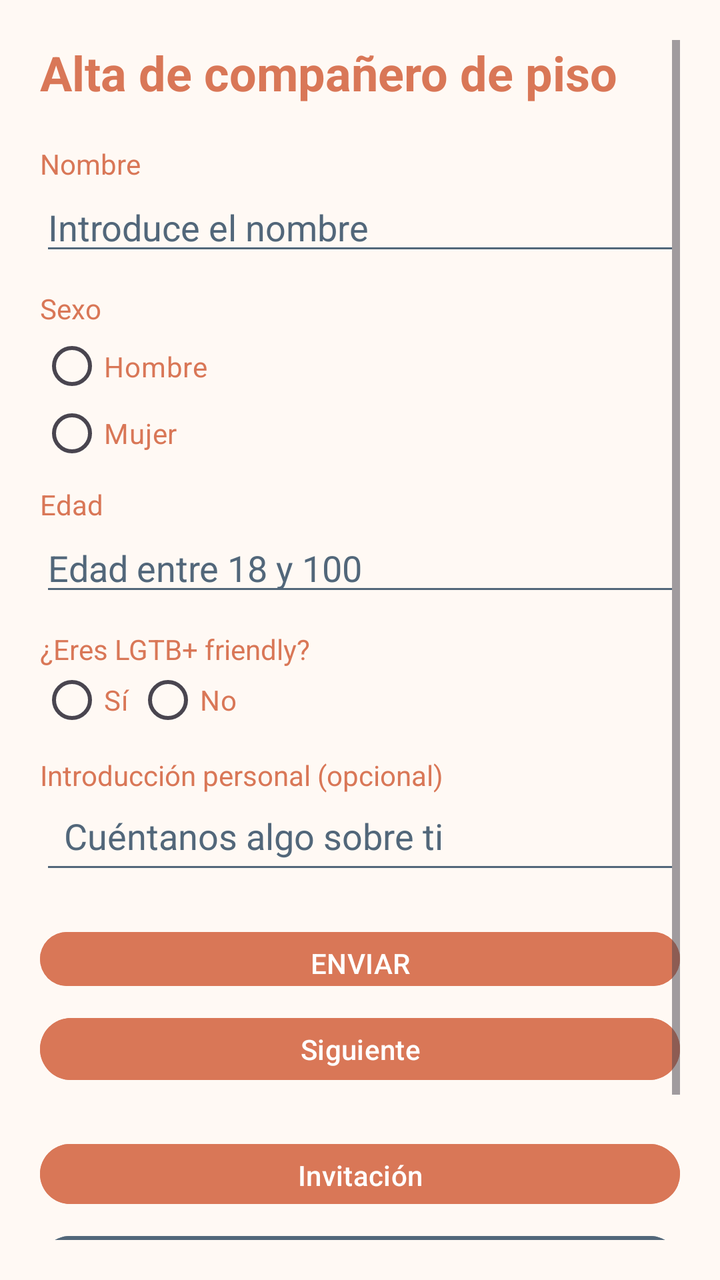
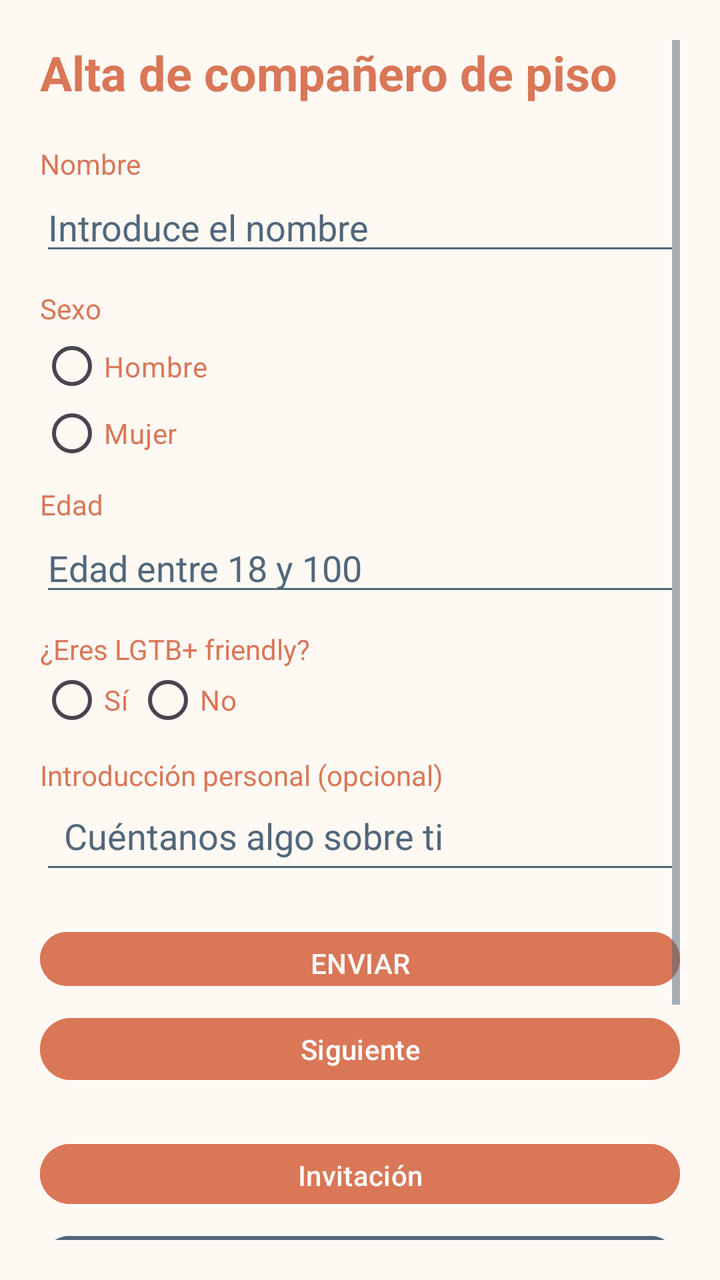

The first picture is an Android layout as it rendered before a commit; the second is the same layout after the commit. The layout source and the unified diff follow.
<!-- AndroidManifest.xml: application theme Theme.RoomMate -->
<!-- res/layout/activity_main.xml -->
<?xml version="1.0" encoding="utf-8"?>
<androidx.constraintlayout.widget.ConstraintLayout
    xmlns:android="http://schemas.android.com/apk/res/android"
    xmlns:app="http://schemas.android.com/apk/res-auto"
    xmlns:tools="http://schemas.android.com/tools"
    android:id="@+id/main"
    android:layout_width="match_parent"
    android:layout_height="match_parent"
    android:background="@color/background"
    tools:context=".MainActivity">

    <ScrollView
        android:layout_width="0dp"
        android:layout_height="0dp"
        android:fillViewport="true"
        android:padding="20dp"
        app:layout_constraintBottom_toBottomOf="parent"
        app:layout_constraintEnd_toEndOf="parent"
        app:layout_constraintHorizontal_bias="0.0"
        app:layout_constraintStart_toStartOf="parent"
        app:layout_constraintTop_toTopOf="parent"
        app:layout_constraintVertical_bias="0.0">

        <LinearLayout
            android:layout_width="match_parent"
            android:layout_height="wrap_content"
            android:orientation="vertical">

            <TextView
                android:layout_width="match_parent"
                android:layout_height="wrap_content"
                android:layout_marginBottom="20dp"
                android:text="Alta de compañero de piso"
                android:textColor="@color/primary"
                android:textSize="24sp"
                android:textStyle="bold" />

            <TextView
                android:layout_width="match_parent"
                android:layout_height="wrap_content"
                android:text="Nombre"
                android:textColor="@color/primary" />

            <EditText
                android:id="@+id/etNombre"
                android:layout_width="match_parent"
                android:layout_height="wrap_content"
                android:autofillHints="name"
                android:backgroundTint="@color/secondary"
                android:hint="Introduce el nombre"
                android:inputType="textPersonName"
                android:textColor="@color/primary"
                android:textColorHint="@color/secondary" />

            <TextView
                android:layout_width="match_parent"
                android:layout_height="wrap_content"
                android:layout_marginTop="12dp"
                android:text="Sexo"
                android:textColor="@color/primary" />

            <RadioGroup
                android:id="@+id/rgSexo"
                android:layout_width="match_parent"
                android:layout_height="67dp"
                android:orientation="vertical">

                <RadioButton
                    android:id="@+id/rbHombre"
                    android:layout_width="wrap_content"
                    android:layout_height="39dp"
                    android:buttonTint="@color/primary"
                    android:text="Hombre"
                    android:textColor="@color/primary" />

                <RadioButton
                    android:id="@+id/rbMujer"
                    android:layout_width="wrap_content"
                    android:layout_height="wrap_content"
                    android:buttonTint="@color/primary"
                    android:text="Mujer"
                    android:textColor="@color/primary" />


            </RadioGroup>

            <TextView
                android:layout_width="match_parent"
                android:layout_height="wrap_content"
                android:layout_marginTop="12dp"
                android:text="Edad"
                android:textColor="@color/primary" />

            <EditText
                android:id="@+id/etEdad"
                android:layout_width="match_parent"
                android:layout_height="wrap_content"
                android:backgroundTint="@color/secondary"
                android:hint="Edad entre 18 y 100"
                android:inputType="number"
                android:maxLength="3"
                android:textColor="@color/primary"
                android:textColorHint="@color/secondary" />

            <TextView
                android:layout_width="match_parent"
                android:layout_height="wrap_content"
                android:layout_marginTop="12dp"
                android:text="¿Eres LGTB+ friendly?"
                android:textColor="@color/primary" />

            <RadioGroup
                android:id="@+id/rgLgtbFriendly"
                android:layout_width="match_parent"
                android:layout_height="32dp"
                android:orientation="horizontal">

                <RadioButton
                    android:id="@+id/rbLgtbSi"
                    android:layout_width="wrap_content"
                    android:layout_height="wrap_content"
                    android:buttonTint="@color/primary"
                    android:text="Sí"
                    android:textColor="@color/primary" />

                <RadioButton
                    android:id="@+id/rbLgtbNo"
                    android:layout_width="wrap_content"
                    android:layout_height="wrap_content"
                    android:buttonTint="@color/primary"
                    android:text="No"
                    android:textColor="@color/primary" />
            </RadioGroup>

            <TextView
                android:layout_width="match_parent"
                android:layout_height="wrap_content"
                android:layout_marginTop="12dp"
                android:text="Introducción personal (opcional)"
                android:textColor="@color/primary" />

            <EditText
                android:id="@+id/etIntroduccion"
                android:layout_width="match_parent"
                android:layout_height="45dp"
                android:backgroundTint="@color/secondary"
                android:gravity="top|start"
                android:hint="Cuéntanos algo sobre ti"
                android:inputType="textCapSentences|textMultiLine"
                android:maxLines="5"
                android:minLines="3"
                android:padding="12dp"
                android:textColor="@color/primary"
                android:textColorHint="@color/secondary" />

            <Button
                android:id="@+id/btnCheck"
                android:layout_width="match_parent"
                android:layout_height="35dp"
                android:layout_marginTop="20dp"
                android:backgroundTint="@color/primary"
                android:text="ENVIAR"
                android:textColor="@color/surface" />

            <Button
                android:id="@+id/btnSiguiente"
                android:layout_width="match_parent"
                android:layout_height="39dp"
                android:layout_marginTop="8dp"
                android:layout_marginBottom="16dp"
                android:backgroundTint="@color/primary"
                android:text="Siguiente"
                android:textColor="@color/surface" />

            <Button
                android:id="@+id/btnInvitacion"
                android:layout_width="match_parent"
                android:layout_height="38dp"
                android:layout_marginTop="8dp"
                android:backgroundTint="@color/primary"
                android:text="@string/invitaci_n"
                android:textColor="@color/surface" />

            <Button
                android:id="@+id/btnCorreo"
                android:layout_width="match_parent"
                android:layout_height="38dp"
                android:layout_marginTop="8dp"
                android:layout_marginBottom="16dp"
                android:backgroundTint="@color/secondary"
                android:text="Enviar correo"
                android:textColor="@color/surface" />

            <Button
                android:id="@+id/btnLista"
                android:layout_width="match_parent"
                android:layout_height="44dp"
                android:layout_marginTop="8dp"
                android:layout_marginBottom="8dp"
                android:backgroundTint="@color/secondary"
                android:text="@string/lista_de_tareas"
                android:textColor="@color/surface" />

        </LinearLayout>
    </ScrollView>

</androidx.constraintlayout.widget.ConstraintLayout>
<!-- resources referenced by this layout -->
<resources>
  <color name="background">#FFF9F4</color>
  <color name="primary">#D97757</color>
  <color name="secondary">#52677A</color>
  <color name="surface">#FFFFFF</color>
  <string name="invitaci_n">Invitación</string>
  <string name="lista_de_tareas">Lista de Tareas</string>
  <style name="Theme.RoomMate" parent="Base.Theme.RoomMate" />
  <style name="Base.Theme.RoomMate" parent="Theme.Material3.DayNight.NoActionBar">
          
          
      </style>
</resources>

<!-- the commit's change to res/layout/activity_main.xml (unified diff, before → after) -->
@@ -200,7 +200,16 @@
                 android:backgroundTint="@color/secondary"
                 android:text="@string/lista_de_tareas"
                 android:textColor="@color/surface" />
-
+            <Button
+                android:id="@+id/btnColeccionTareas"
+                android:layout_width="match_parent"
+                android:layout_height="44dp"
+                android:layout_marginTop="8dp"
+                android:layout_marginBottom="16dp"
+                android:backgroundTint="@color/primary"
+                android:text="Colección de tareas"
+                android:textAllCaps="false"
+                android:textColor="@color/surface" />
         </LinearLayout>
     </ScrollView>
 
<!-- resource entries referenced after the edit -->
@@ -8,8 +8,12 @@
   <string name="lista_de_tareas">Lista de Tareas</string>
   <style name="Theme.RoomMate" parent="Base.Theme.RoomMate" />
   <style name="Base.Theme.RoomMate" parent="Theme.Material3.DayNight.NoActionBar">
-          
-          
+          <item name="colorPrimary">@color/primary</item>
+          <item name="colorOnPrimary">@color/surface</item>
+          <item name="colorSecondary">@color/secondary</item>
+          <item name="colorOnSecondary">@color/surface</item>
+          <item name="colorControlActivated">@color/primary</item>
+          <item name="colorControlNormal">@color/secondary</item>
       </style>
 </resources>
 
